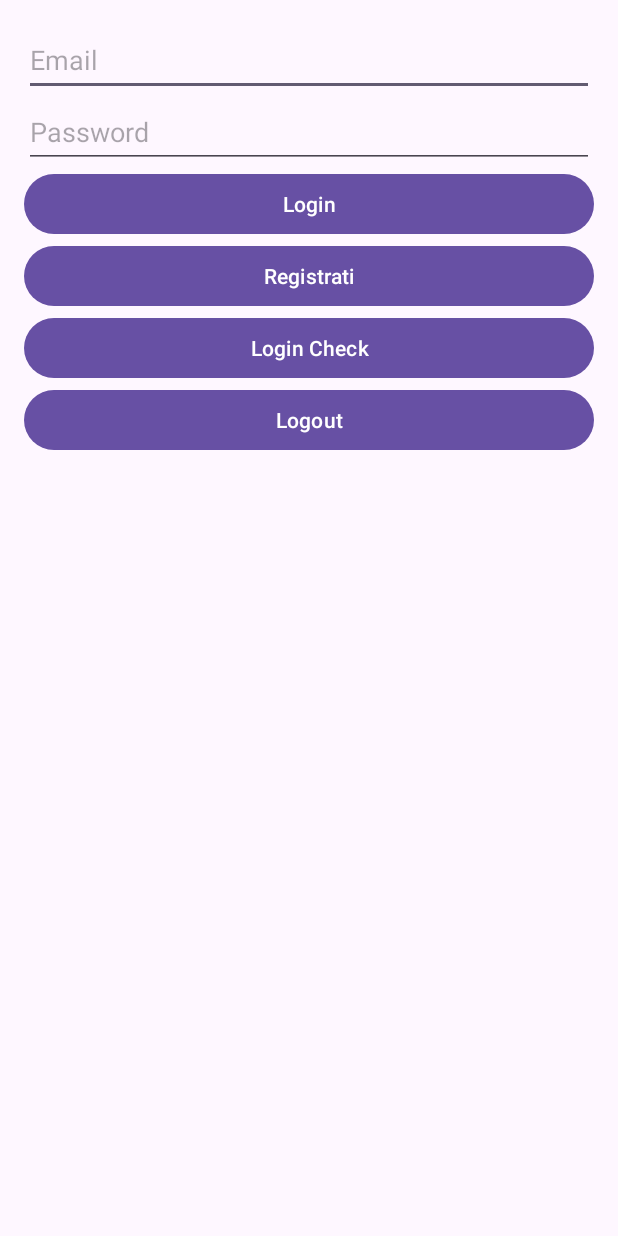
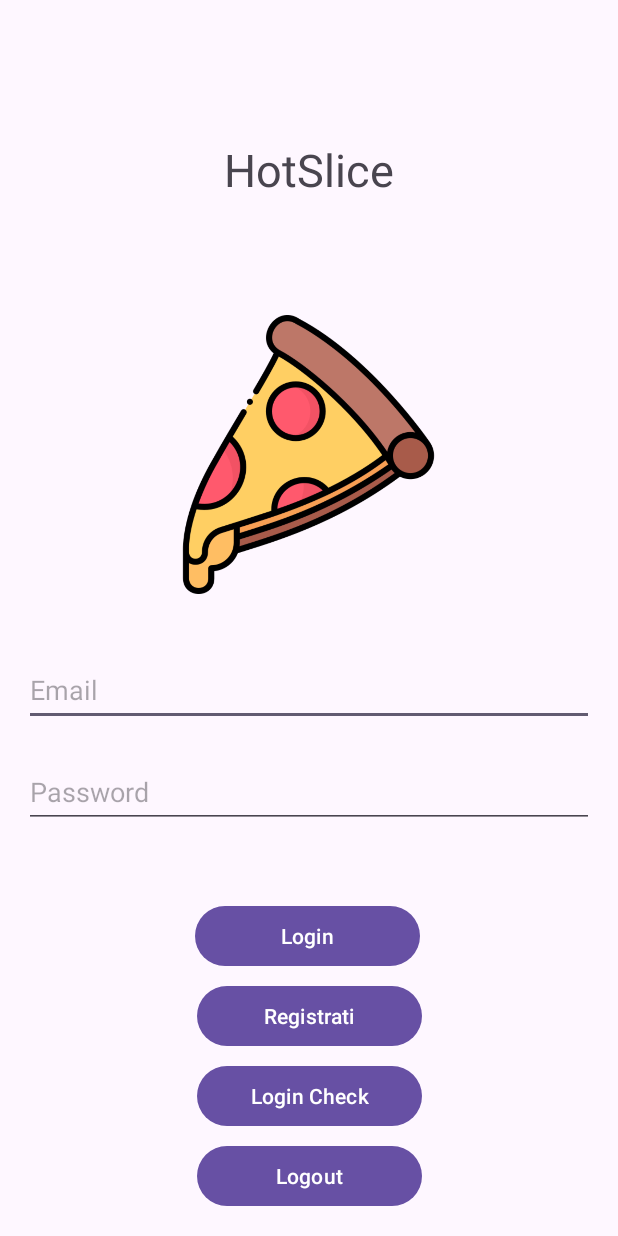
Before and after one commit to michele-vigliotta/HotSliceApp, an Android app built with Jetpack Compose: the screen it shows after launch (Login), on a phone screen of 412 x 824 dp. Run offline under Robolectric (Android 15) with nearby library versions, the phone set to English and light mode, and no system bars; our stand-ins replace Firebase (no records; nobody signed in at launch, a user with empty details on screens opened directly).

Commit message:
Mi diverto un po'con la grafica del login

```diff
--- a/app/src/main/res/layout/activity_login.xml
+++ b/app/src/main/res/layout/activity_login.xml
@@ -1,5 +1,6 @@
 <?xml version="1.0" encoding="utf-8"?>
-<LinearLayout xmlns:android="http://schemas.android.com/apk/res/android"
+<androidx.constraintlayout.widget.ConstraintLayout xmlns:android="http://schemas.android.com/apk/res/android"
+    xmlns:app="http://schemas.android.com/apk/res-auto"
     xmlns:tools="http://schemas.android.com/tools"
     android:layout_width="match_parent"
     android:layout_height="match_parent"
@@ -7,43 +8,88 @@
     android:padding="16dp"
     tools:context=".Login">
 
+
+    <TextView
+        android:layout_width="match_parent"
+        android:layout_height="wrap_content"
+        android:text="HotSlice"
+        android:textAlignment="center"
+        android:textSize="30sp"
+        app:layout_constraintBottom_toTopOf="@+id/imageView"
+        app:layout_constraintEnd_toEndOf="parent"
+        app:layout_constraintStart_toStartOf="parent"
+        app:layout_constraintTop_toTopOf="parent" />
+
+    <ImageView
+        android:id="@+id/imageView"
+        android:layout_width="234dp"
+        android:layout_height="186dp"
+        android:layout_marginBottom="40dp"
+        android:src="@drawable/pizzalogin"
+        app:layout_constraintBottom_toTopOf="@+id/etEmail"
+        app:layout_constraintEnd_toEndOf="parent"
+        app:layout_constraintHorizontal_bias="0.496"
+        app:layout_constraintStart_toStartOf="parent" />
+
     <EditText
         android:id="@+id/etEmail"
         android:layout_width="match_parent"
         android:layout_height="48dp"
+        android:layout_marginBottom="20dp"
         android:hint="Email"
-        android:inputType="textEmailAddress" />
+        android:inputType="textEmailAddress"
+        app:layout_constraintBottom_toTopOf="@+id/etPassword"
+        tools:layout_editor_absoluteX="-2dp" />
 
     <EditText
         android:id="@+id/etPassword"
         android:layout_width="match_parent"
         android:layout_height="48dp"
+        android:layout_marginBottom="48dp"
         android:hint="Password"
-        android:inputType="textPassword" />
+        android:inputType="textPassword"
+        app:layout_constraintBottom_toTopOf="@+id/btnLogin"
+        tools:layout_editor_absoluteX="16dp" />
 
     <Button
         android:id="@+id/btnLogin"
-        android:layout_width="match_parent"
+        android:layout_width="150dp"
         android:layout_height="wrap_content"
-        android:text="Login" />
+        android:layout_marginBottom="5dp"
+        android:text="Login"
+        app:layout_constraintBottom_toTopOf="@+id/btnRegister"
+        app:layout_constraintEnd_toEndOf="parent"
+        app:layout_constraintHorizontal_bias="0.497"
+        app:layout_constraintStart_toStartOf="parent" />
 
     <Button
         android:id="@+id/btnRegister"
-        android:layout_width="match_parent"
+        android:layout_width="150dp"
         android:layout_height="wrap_content"
-        android:text="Registrati" />
+        android:layout_marginBottom="5dp"
+        android:text="Registrati"
+        app:layout_constraintBottom_toTopOf="@+id/button2"
+        app:layout_constraintEnd_toEndOf="parent"
+        app:layout_constraintHorizontal_bias="0.502"
+        app:layout_constraintStart_toStartOf="parent" />
 
     <Button
         android:id="@+id/button2"
-        android:layout_width="match_parent"
+        android:layout_width="150dp"
         android:layout_height="wrap_content"
-        android:text="Login Check" />
+        android:layout_marginBottom="5dp"
+        android:text="Login Check"
+        app:layout_constraintBottom_toTopOf="@+id/button3"
+        app:layout_constraintEnd_toEndOf="parent"
+        app:layout_constraintStart_toStartOf="parent" />
 
     <Button
         android:id="@+id/button3"
-        android:layout_width="match_parent"
+        android:layout_width="150dp"
         android:layout_height="wrap_content"
         android:text="Logout"
-         />
+        app:layout_constraintBottom_toBottomOf="parent"
+        app:layout_constraintEnd_toEndOf="parent"
+        app:layout_constraintStart_toStartOf="parent" />
 
-</LinearLayout>
+</androidx.constraintlayout.widget.ConstraintLayout>
```
Also changed, not shown: app/src/main/res/drawable/pizzalogin.png (added).
